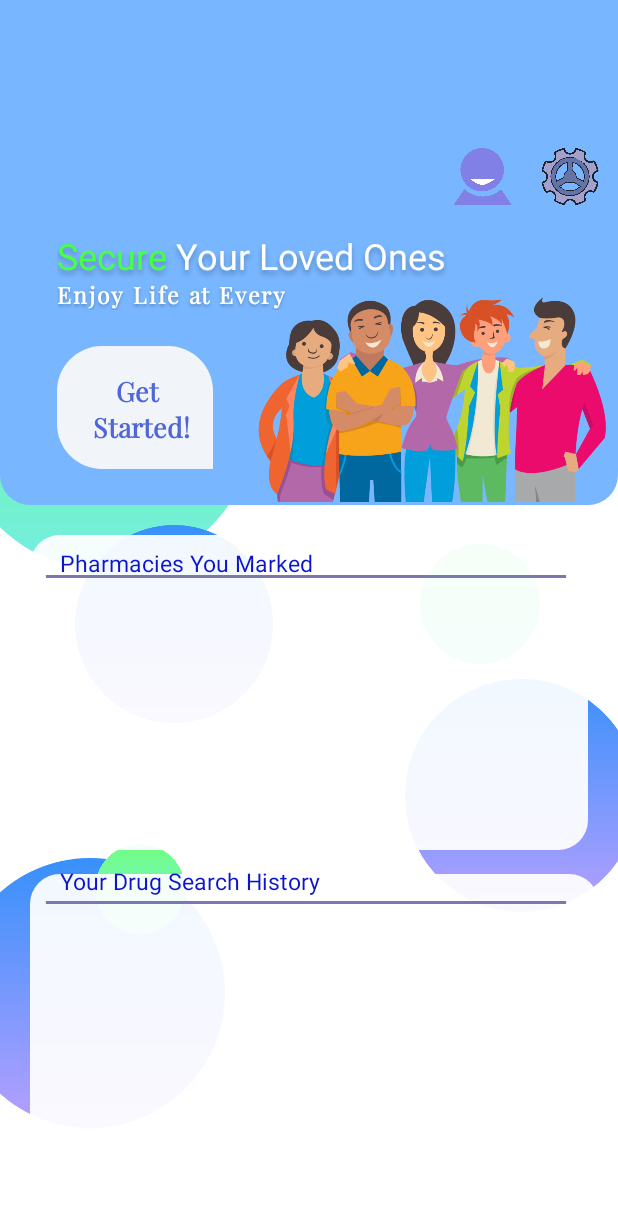
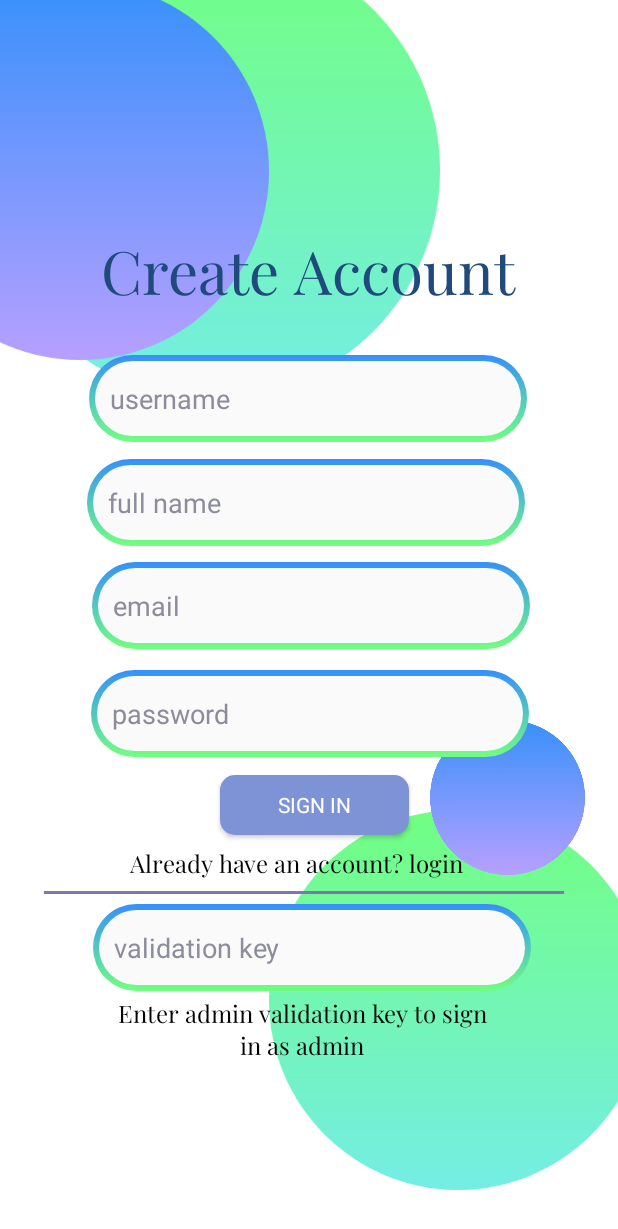
Before and after one commit to mohammadhnz/Health-care, an Android app: the layout test_layout.xml on its own in the app's theme, with its tools: preview values and no code run, on a phone screen of 412 x 824 dp. Shown: the top 1229 px of the screen. Run offline under Robolectric (Android 15) with nearby library versions, the phone set to English and light mode, and no system bars; Roboto replaces fonts that are not available here.

Commit message:
fit: made sign in and login linear

```diff
--- a/app/src/main/res/layout/login_page.xml
+++ b/app/src/main/res/layout/login_page.xml
@@ -1,5 +1,5 @@
 <?xml version="1.0" encoding="utf-8"?>
-<RelativeLayout xmlns:android="http://schemas.android.com/apk/res/android"
+<LinearLayout xmlns:android="http://schemas.android.com/apk/res/android"
     xmlns:app="http://schemas.android.com/apk/res-auto"
     xmlns:tools="http://schemas.android.com/tools"
     android:layout_width="fill_parent"
@@ -8,30 +8,25 @@
     android:background="#FFFF"
     tools:context=".MainActivity">
 
+
     <TextView
         android:id="@+id/welcome"
-        android:layout_width="193dp"
+        android:layout_width="200dp"
         android:layout_height="wrap_content"
-        android:layout_alignParentLeft="true"
-        android:layout_alignParentTop="true"
-        android:layout_alignParentEnd="true"
-        android:layout_marginLeft="163dp"
-        android:layout_marginTop="319dp"
-        android:layout_marginEnd="55dp"
+        android:layout_marginStart="168dp"
+        android:layout_marginTop="331dp"
         android:fontFamily="@font/playfair_display"
         android:gravity="center_horizontal|top"
         android:text="@string/welcome"
-        android:textAppearance="@style/welcome" />
+        android:textAppearance="@style/welcome"
+        android:textSize="48sp" />
 
     <EditText
         android:id="@+id/login_username_id"
         android:layout_width="292dp"
         android:layout_height="wrap_content"
-        android:layout_alignParentTop="true"
-        android:layout_alignParentEnd="true"
-        android:layout_alignParentRight="false"
-        android:layout_marginLeft="55dp"
-        android:layout_marginTop="396dp"
+        android:layout_marginTop="395dp"
+        android:layout_marginStart="-300dp"
         android:layout_marginEnd="61dp"
         android:background="@drawable/text_back_3"
         android:hint="username"
@@ -44,12 +39,9 @@
         android:id="@+id/login_password_id"
         android:layout_width="292dp"
         android:layout_height="wrap_content"
-        android:layout_alignParentLeft="true"
-        android:layout_alignParentTop="true"
-        android:layout_alignParentEnd="true"
-        android:layout_marginLeft="59dp"
-        android:layout_marginTop="469dp"
+        android:layout_marginTop="458dp"
         android:layout_marginEnd="60dp"
+        android:layout_marginStart="-354dp"
         android:background="@drawable/text_back_3"
         android:hint="password"
         android:textAlignment="textStart"
@@ -59,18 +51,14 @@
     <View
         android:layout_width="351dp"
         android:layout_height="338dp"
-        android:layout_alignParentLeft="true"
-        android:layout_alignParentTop="true"
-        android:layout_marginLeft="38dp"
+        android:layout_marginStart="-400dp"
         android:layout_marginTop="-117dp"
         android:background="@drawable/circle2" />
 
     <View
         android:layout_width="360dp"
         android:layout_height="353dp"
-        android:layout_alignParentLeft="true"
-        android:layout_alignParentTop="true"
-        android:layout_marginLeft="-123dp"
+        android:layout_marginStart="-480dp"
         android:layout_marginTop="-13dp"
         android:background="@drawable/circle" />
 
@@ -79,44 +67,38 @@
         android:id="@+id/dont_have"
         android:layout_width="249dp"
         android:layout_height="wrap_content"
-        android:layout_alignParentStart="true"
-        android:layout_alignParentTop="true"
-        android:layout_alignParentEnd="true"
-        android:layout_alignParentBottom="true"
-        android:layout_marginStart="85dp"
-        android:layout_marginTop="624dp"
+        android:layout_marginStart="-162dp"
+        android:layout_marginTop="565dp"
         android:layout_marginEnd="76dp"
         android:layout_marginBottom="85dp"
         android:fontFamily="@font/playfair_display"
         android:gravity="center_horizontal|top"
+        android:minHeight="48dp"
         android:text="@string/don_t_have_an_account_sign_in"
-        android:textIsSelectable="true" />
+        android:textIsSelectable="true"
+        android:textSize="18sp" />
 
     <TextView
         android:id="@+id/sign_in_as_pharmacy"
         android:layout_width="249dp"
         android:layout_height="wrap_content"
-        android:layout_alignParentStart="true"
-        android:layout_alignParentTop="true"
-        android:layout_alignParentEnd="true"
-        android:layout_alignParentBottom="true"
-        android:layout_marginStart="85dp"
-        android:layout_marginTop="654dp"
+        android:layout_marginStart="-328dp"
+        android:layout_marginTop="610dp"
         android:layout_marginEnd="76dp"
         android:layout_marginBottom="55dp"
         android:fontFamily="@font/playfair_display"
         android:gravity="center_horizontal|top"
+        android:minHeight="48dp"
         android:text="@string/sign_in_as_phar"
-        android:textIsSelectable="true" />
+        android:textIsSelectable="true"
+        android:textSize="18sp" />
 
     <androidx.appcompat.widget.AppCompatButton
         android:id="@+id/login_button_id"
         android:layout_width="126dp"
-        android:layout_height="40dp"
-        android:layout_alignParentEnd="true"
-        android:layout_alignParentBottom="true"
-        android:layout_marginEnd="145dp"
-        android:layout_marginBottom="154dp"
+        android:layout_height="48dp"
+        android:layout_marginStart="-262dp"
+        android:layout_marginTop="517dp"
         android:background="@drawable/button_style"
         android:fontFamily="sans-serif"
         android:gravity="center"
@@ -124,4 +106,4 @@
         android:textColor="#FFFFFF" />
 
 
-</RelativeLayout>
+</LinearLayout>
--- a/app/src/main/res/layout/test_layout.xml
+++ b/app/src/main/res/layout/test_layout.xml
@@ -1,213 +1,169 @@
 <?xml version="1.0" encoding="utf-8"?>
 <LinearLayout xmlns:android="http://schemas.android.com/apk/res/android"
-    android:orientation="vertical"
-    xmlns:app="http://schemas.android.com/apk/res-auto"
     xmlns:tools="http://schemas.android.com/tools"
     android:layout_width="match_parent"
     android:layout_height="match_parent"
-    android:background="#FFFFFF"
-    tools:context=".MainActivity">
-
+    android:background="#FFFFFF">
 
     <View
-        android:layout_width="200dp"
-        android:layout_height="200dp"
-        android:layout_marginStart="-30dp"
-        android:layout_marginTop="180dp"
-        android:layout_marginEnd="300dp"
-        android:layout_marginBottom="140dp"
-        android:background="@drawable/circle" />
+        android:layout_width="303dp"
+        android:layout_height="303dp"
+        android:layout_marginStart="-10dp"
+        android:layout_marginTop="-38dp"
+        android:background="@drawable/circle"
+        tools:layout_editor_absoluteX="-14dp"
+        tools:layout_editor_absoluteY="-30dp" />
 
     <View
-        android:layout_width="132dp"
-        android:layout_height="132dp"
-        android:layout_marginStart="50dp"
-        android:layout_marginTop="-170dp"
-        android:layout_marginEnd="265dp"
-        android:background="@drawable/circle2" />
-
+        android:layout_width="252dp"
+        android:layout_height="252dp"
+        android:layout_marginStart="-366dp"
+        android:layout_marginTop="-12dp"
+        android:background="@drawable/circle2"
+        tools:layout_editor_absoluteX="-112dp"
+        tools:layout_editor_absoluteY="-21dp" />
 
     <View
-        android:layout_width="180dp"
-        android:layout_height="180dp"
-        android:layout_marginStart="-30dp"
-        android:layout_marginTop="90dp"
-        android:layout_marginEnd="300dp"
-        android:layout_marginBottom="140dp"
-        android:background="@drawable/circle2" />
+        android:layout_width="252dp"
+        android:layout_height="253dp"
+        android:layout_marginTop="540dp"
+        android:layout_marginEnd="-15dp"
+        android:layout_marginBottom="-69dp"
+        android:background="@drawable/circle"
+        tools:layout_editor_absoluteX="141dp"
+        tools:layout_editor_absoluteY="522dp" />
 
     <View
-        android:layout_width="60dp"
-        android:layout_height="60dp"
-        android:layout_marginStart="63dp"
-        android:layout_marginTop="-329dp"
-        android:layout_marginEnd="-10dp"
-        android:layout_marginBottom="140dp"
-        android:background="@drawable/circle" />
-
-    <View
-        android:layout_width="80dp"
-        android:layout_height="80dp"
-        android:layout_marginStart="280dp"
-        android:layout_marginTop="-400dp"
-        android:layout_marginEnd="-10dp"
-        android:layout_marginBottom="140dp"
-        android:background="@drawable/circle" />
-
-    <View
-        android:layout_width="155dp"
-        android:layout_height="155dp"
-        android:layout_marginStart="270dp"
-        android:layout_marginTop="-130dp"
-        android:layout_marginEnd="300dp"
-        android:layout_marginBottom="140dp"
-        android:background="@drawable/circle2" />
-
-    <View
-        android:layout_width="412dp"
-        android:layout_height="wrap_content"
-        android:layout_marginStart="0dp"
-        android:layout_marginTop="-770dp"
-        android:layout_marginEnd="300dp"
-        android:layout_marginBottom="140dp"
-        android:background="@drawable/customer_main_page_up" />
-
-    <ImageView
-        android:layout_width="232dp"
-        android:layout_height="179dp"
-        android:layout_marginTop="-300dp"
-        android:layout_marginStart="172dp"
-        android:layout_marginEnd="4dp"
-        android:layout_marginBottom="476dp"
-        app:srcCompat="@drawable/pngitem_4053786" />
-
-    <androidx.recyclerview.widget.RecyclerView
-        android:id="@+id/topCell"
-        android:layout_width="372dp"
-        android:layout_height="210dp"
-        android:layout_marginStart="20dp"
-        android:layout_marginTop="-475dp"
-        android:layout_marginEnd="120dp"
-        android:layout_marginBottom="251dp"
-        android:background="@drawable/customer_main_page_cell1" />
-
-    <androidx.recyclerview.widget.RecyclerView
-        android:id="@+id/belowCell"
-        android:layout_width="379dp"
-        android:layout_height="210dp"
-        android:layout_marginStart="20dp"
-        android:layout_marginTop="-235dp"
-        android:layout_marginEnd="120dp"
-        android:layout_marginBottom="251dp"
-        android:background="@drawable/customer_main_page_cell1" />
+        android:layout_width="103dp"
+        android:layout_height="103dp"
+        android:layout_marginTop="480dp"
+        android:layout_marginStart="-129dp"
+        android:background="@drawable/circle2"
+        tools:layout_editor_absoluteX="272dp"
+        tools:layout_editor_absoluteY="465dp" />
 
     <TextView
-        android:id="@+id/secure_your"
-        android:layout_width="317dp"
-        android:layout_height="35dp"
-        android:layout_marginStart="38dp"
-        android:layout_marginTop="-890dp"
-        android:layout_marginEnd="120dp"
-        android:layout_marginBottom="251dp"
-        android:gravity="top"
-        android:text="@string/secure_your"
-        android:textAppearance="@style/secure_your" />
+        android:id="@+id/create_acco"
+        android:layout_width="280dp"
+        android:layout_height="93dp"
+        android:layout_marginTop="150dp"
+        android:layout_marginStart="-325dp"
+        android:fontFamily="@font/playfair_display"
+        android:gravity="center_horizontal|top"
+        android:text="@string/create_acco"
+        android:textAppearance="@style/create_acco"
+        android:textSize="40dp" />
+
+    <EditText
+        android:id="@+id/sign_username_id"
+        android:layout_width="292dp"
+        android:layout_height="wrap_content"
+        android:layout_marginTop="226dp"
+        android:layout_marginEnd="62dp"
+        android:layout_marginStart="-285dp"
+        android:background="@drawable/text_back_3"
+        android:hint="username"
+        android:textAlignment="textStart"
+        android:textColor="#204A7B"
+        android:textColorHint="#8C8C9C" />
+
+    <EditText
+        android:id="@+id/sign_name_id"
+        android:layout_width="292dp"
+        android:layout_height="wrap_content"
+        android:layout_marginTop="295dp"
+        android:layout_marginStart="-355dp"
+        android:layout_marginEnd="61dp"
+        android:background="@drawable/text_back_3"
+        android:hint="full name"
+        android:textAlignment="textStart"
+        android:textColor="#204A7B"
+        android:textColorHint="#8C8C9C" />
+
+    <EditText
+        android:id="@+id/sign_email_id"
+        android:layout_width="292dp"
+        android:layout_height="wrap_content"
+        android:layout_marginStart="-350dp"
+        android:layout_marginTop="364dp"
+        android:layout_marginEnd="64dp"
+        android:background="@drawable/text_back_3"
+        android:hint="email"
+        android:textAlignment="textStart"
+        android:textColor="#204A7B"
+        android:textColorHint="#8C8C9C" />
+
+    <EditText
+        android:id="@+id/admin_validation_id"
+        android:layout_width="292dp"
+        android:layout_height="wrap_content"
+        android:layout_marginTop="592dp"
+        android:layout_marginStart="-355dp"
+        android:background="@drawable/text_back_3"
+        android:hint="validation key"
+        android:textAlignment="textStart"
+        android:textColor="#204A7B"
+        android:textColorHint="#8C8C9C" />
+
+    <EditText
+        android:id="@+id/sign_password_id"
+        android:layout_width="292dp"
+        android:layout_height="wrap_content"
+        android:layout_marginStart="-293dp"
+        android:layout_marginTop="436dp"
+        android:layout_marginEnd="64dp"
+        android:background="@drawable/text_back_3"
+        android:hint="password"
+        android:textAlignment="textStart"
+        android:textColor="#204A7B"
+        android:textColorHint="#8C8C9C" />
+
+    <androidx.appcompat.widget.AppCompatButton
+        android:id="@+id/sign_in_button_id"
+        android:layout_width="126dp"
+        android:layout_height="40dp"
+        android:layout_marginStart="-270dp"
+        android:layout_marginTop="495dp"
+        android:background="@drawable/button_style"
+        android:fontFamily="sans-serif"
+        android:gravity="center"
+        android:text="Sign in"
+        android:textColor="#FFFFFF" />
 
     <TextView
-        android:id="@+id/enjoy_life_"
-        android:layout_width="200dp"
-        android:layout_height="22dp"
-        android:layout_marginStart="38dp"
-        android:layout_marginTop="-256dp"
-        android:layout_marginEnd="181dp"
+        android:id="@+id/already_hav"
+        android:layout_width="249dp"
+        android:layout_height="wrap_content"
+        android:layout_marginStart="-200dp"
+        android:layout_marginTop="535dp"
+        android:layout_marginEnd="86dp"
+        android:layout_marginBottom="153dp"
         android:fontFamily="@font/playfair_display"
-        android:gravity="top"
-        android:letterSpacing="0.08"
-        android:text="@string/enjoy_life_"
-        android:textAppearance="@style/enjoy_life_"
-        android:textSize="15dp"
-        android:textStyle="bold" />
-
-    <View
-        android:id="@+id/rectangle_1"
-        android:layout_width="104dp"
-        android:layout_height="82dp"
-        android:layout_marginStart="38dp"
-        android:layout_marginTop="24dp"
-        android:background="@drawable/get_started_btn_style" />
+        android:gravity="center_horizontal|top"
+        android:text="@string/Already_Hav_Ac"
+        android:textAppearance="@style/Already_Hav_Ac"
+        android:textIsSelectable="true" />
 
     <TextView
-        android:id="@+id/get_started"
-        android:layout_width="72dp"
-        android:layout_height="50dp"
-        android:layout_marginTop="-66dp"
-        android:layout_marginEnd="280dp"
-        android:layout_marginStart="58dp"
-        android:layout_marginBottom="548dp"
+        android:layout_width="247dp"
+        android:layout_height="42dp"
+        android:layout_marginStart="-330dp"
+        android:layout_marginTop="635dp"
+        android:layout_marginEnd="73dp"
+        android:layout_marginBottom="31dp"
         android:fontFamily="@font/playfair_display"
         android:gravity="center_horizontal|top"
-        android:text="@string/get_started"
-        android:textAppearance="@style/get_started"
-        android:textSize="18sp"
-        android:textStyle="bold" />
-
-    <TextView
-        android:layout_width="183dp"
-        android:layout_height="20dp"
-        android:layout_marginTop="-480dp"
-        android:layout_marginEnd="186dp"
-        android:layout_marginStart="40dp"
-        android:layout_marginBottom="432dp"
-        android:gravity="top"
-        android:text="@string/pharmacies_"
-        android:textAppearance="@style/pharmacies_" />
-
-    <TextView
-        android:id="@+id/pharmacies_"
-        android:layout_width="183dp"
-        android:layout_height="20dp"
-        android:layout_marginTop="-240dp"
-        android:layout_marginStart="40dp"
-        android:gravity="top"
-        android:text="@string/your_drug_s"
-        android:textAppearance="@style/pharmacies_" />
-
-    <ImageView
-        android:id="@+id/imageView3"
-        android:layout_width="43dp"
-        android:layout_height="38dp"
-        android:layout_marginTop="-498dp"
-        android:layout_marginEnd="57dp"
-        android:layout_marginStart="300dp"
-        android:layout_marginBottom="677dp"
-        android:backgroundTint="#0C0505"
-        android:backgroundTintMode="multiply"
-        app:srcCompat="@drawable/pngitem_587330" />
-
-    <ImageView
-        android:id="@+id/imageView2"
-        android:layout_width="40dp"
-        android:layout_height="38dp"
-        android:layout_marginEnd="9dp"
-        android:layout_marginTop="-715dp"
-        android:layout_marginStart="360dp"
-        android:layout_marginBottom="662dp"
-        app:srcCompat="@drawable/pngitem_1428153" />
+        android:text="Enter admin validation key to sign in as admin"
+        android:textAppearance="@style/Already_Hav_Ac"
+        android:textIsSelectable="true" />
 
     <View
         android:layout_width="348dp"
         android:layout_height="2dp"
-        android:layout_marginStart="30dp"
-        android:layout_marginTop="-415dp"
-        android:layout_marginEnd="33dp"
-        android:background="@drawable/line_1" />
-
-    <View
-        android:layout_width="348dp"
-        android:layout_height="2dp"
-        android:layout_marginStart="30dp"
-        android:layout_marginTop="215dp"
-        android:layout_marginEnd="33dp"
+        android:layout_marginStart="-370dp"
+        android:layout_marginLeft="32dp"
+        android:layout_marginTop="594dp"
+        android:layout_marginEnd="30dp"
         android:background="@drawable/line_1" />
 
 </LinearLayout>
```
